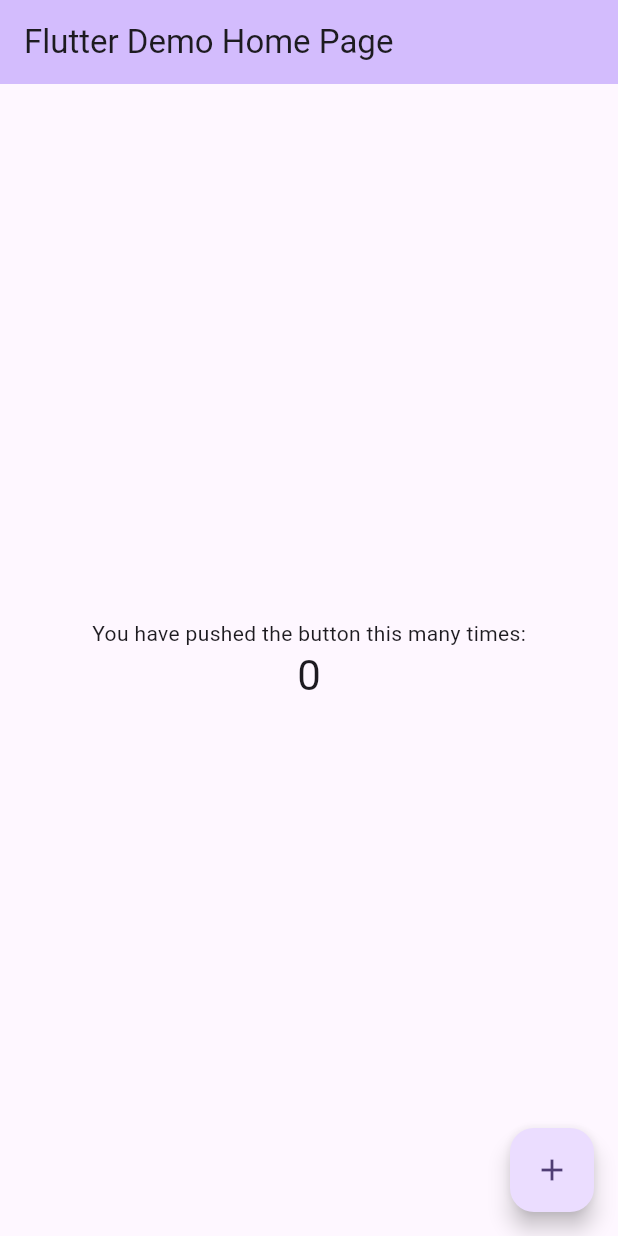
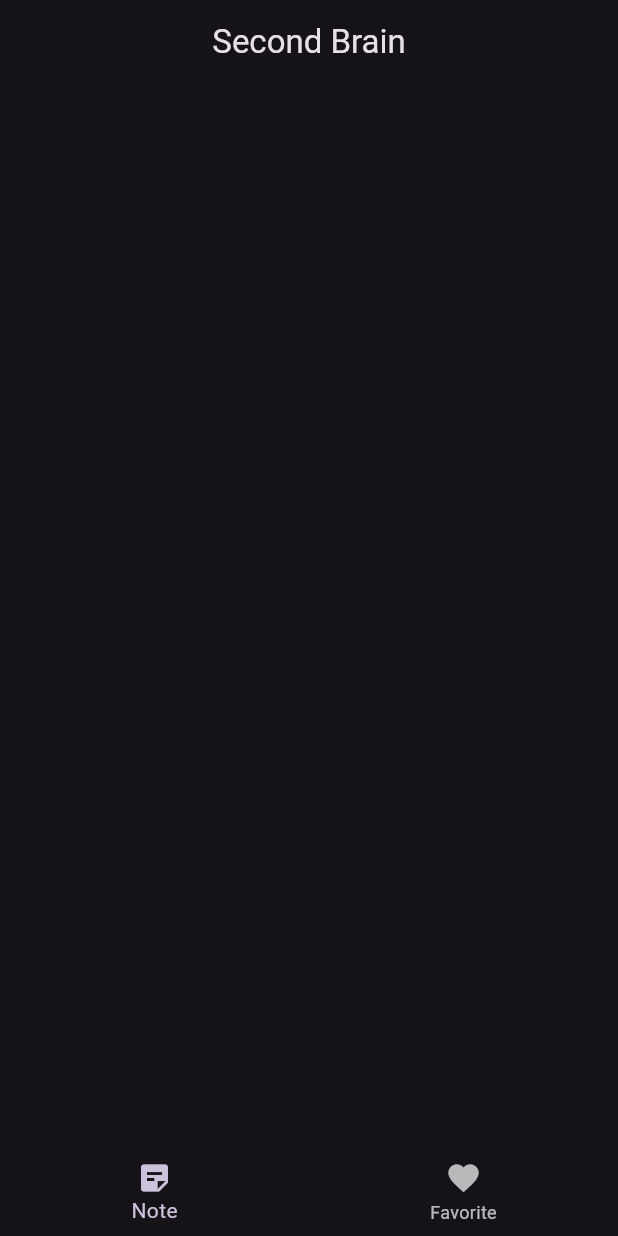
Before and after one commit to TitoPutraaa/Second_Brain, a Flutter app: the screen it shows after launch, on a phone screen of 412 x 824 dp. Run offline on Flutter 3.47's test engine with Material 3 defaults, Android fonts, the phone set to English and light mode, and no system bars.

Commit message:
base nav

```diff
--- /dev/null
+++ b/lib/core/ui/main_sheet.dart
@@ -0,0 +1,35 @@
+import 'package:flutter/material.dart';
+
+class MainSheet extends StatefulWidget {
+  const MainSheet({super.key});
+
+  @override
+  State<MainSheet> createState() => _MainSheetState();
+}
+
+class _MainSheetState extends State<MainSheet> {
+  int pageIndex = 0;
+
+  @override
+  Widget build(BuildContext context) {
+    return Scaffold(
+      appBar: AppBar(title: Text("Second Brain"), centerTitle: true),
+      bottomNavigationBar: BottomNavigationBar(
+        onTap: (value) {
+          setState(() {});
+        },
+        currentIndex: pageIndex,
+        items: const [
+          BottomNavigationBarItem(
+            icon: Icon(Icons.sticky_note_2),
+            label: "Note",
+          ),
+          BottomNavigationBarItem(
+            icon: Icon(Icons.favorite),
+            label: "Favorite",
+          ),
+        ],
+      ),
+    );
+  }
+}
--- /dev/null
+++ b/lib/core/ui/note_view.dart
@@ -0,0 +1,10 @@
+import 'package:flutter/material.dart';
+
+class NoteView extends StatelessWidget {
+  const NoteView({super.key});
+
+  @override
+  Widget build(BuildContext context) {
+    return Container();
+  }
+}
--- /dev/null
+++ b/lib/features/notes/view/page/note_home.dart
@@ -0,0 +1,10 @@
+import 'package:flutter/material.dart';
+
+class NoteHome extends StatelessWidget {
+  const NoteHome({super.key});
+
+  @override
+  Widget build(BuildContext context) {
+    return Container();
+  }
+}
--- a/lib/main.dart
+++ b/lib/main.dart
@@ -1,4 +1,5 @@
 import 'package:flutter/material.dart';
+import 'package:second_brain/core/ui/main_sheet.dart';
 
 void main() {
   runApp(const MyApp());
@@ -11,112 +12,15 @@ class MyApp extends StatelessWidget {
   @override
   Widget build(BuildContext context) {
     return MaterialApp(
+      debugShowCheckedModeBanner: false,
       title: 'Flutter Demo',
       theme: ThemeData(
-        // This is the theme of your application.
-        //
-        // TRY THIS: Try running your application with "flutter run". You'll see
-        // the application has a purple toolbar. Then, without quitting the app,
-        // try changing the seedColor in the colorScheme below to Colors.green
-        // and then invoke "hot reload" (save your changes or press the "hot
-        // reload" button in a Flutter-supported IDE, or press "r" if you used
-        // the command line to start the app).
-        //
-        // Notice that the counter didn't reset back to zero; the application
-        // state is not lost during the reload. To reset the state, use hot
-        // restart instead.
-        //
-        // This works for code too, not just values: Most code changes can be
-        // tested with just a hot reload.
-        colorScheme: .fromSeed(seedColor: Colors.deepPurple),
+        colorScheme: .fromSeed(
+          seedColor: Colors.deepPurple,
+          brightness: Brightness.dark,
+        ),
       ),
-      home: const MyHomePage(title: 'Flutter Demo Home Page'),
+      home: MainSheet(),
     );
   }
 }
-
-class MyHomePage extends StatefulWidget {
-  const MyHomePage({super.key, required this.title});
-
-  // This widget is the home page of your application. It is stateful, meaning
-  // that it has a State object (defined below) that contains fields that affect
-  // how it looks.
-
-  // This class is the configuration for the state. It holds the values (in this
-  // case the title) provided by the parent (in this case the App widget) and
-  // used by the build method of the State. Fields in a Widget subclass are
-  // always marked "final".
-
-  final String title;
-
-  @override
-  State<MyHomePage> createState() => _MyHomePageState();
-}
-
-class _MyHomePageState extends State<MyHomePage> {
-  int _counter = 0;
-
-  void _incrementCounter() {
-    setState(() {
-      // This call to setState tells the Flutter framework that something has
-      // changed in this State, which causes it to rerun the build method below
-      // so that the display can reflect the updated values. If we changed
-      // _counter without calling setState(), then the build method would not be
-      // called again, and so nothing would appear to happen.
-      _counter++;
-    });
-  }
-
-  @override
-  Widget build(BuildContext context) {
-    // This method is rerun every time setState is called, for instance as done
-    // by the _incrementCounter method above.
-    //
-    // The Flutter framework has been optimized to make rerunning build methods
-    // fast, so that you can just rebuild anything that needs updating rather
-    // than having to individually change instances of widgets.
-    return Scaffold(
-      appBar: AppBar(
-        // TRY THIS: Try changing the color here to a specific color (to
-        // Colors.amber, perhaps?) and trigger a hot reload to see the AppBar
-        // change color while the other colors stay the same.
-        backgroundColor: Theme.of(context).colorScheme.inversePrimary,
-        // Here we take the value from the MyHomePage object that was created by
-        // the App.build method, and use it to set our appbar title.
-        title: Text(widget.title),
-      ),
-      body: Center(
-        // Center is a layout widget. It takes a single child and positions it
-        // in the middle of the parent.
-        child: Column(
-          // Column is also a layout widget. It takes a list of children and
-          // arranges them vertically. By default, it sizes itself to fit its
-          // children horizontally, and tries to be as tall as its parent.
-          //
-          // Column has various properties to control how it sizes itself and
-          // how it positions its children. Here we use mainAxisAlignment to
-          // center the children vertically; the main axis here is the vertical
-          // axis because Columns are vertical (the cross axis would be
-          // horizontal).
-          //
-          // TRY THIS: Invoke "debug painting" (choose the "Toggle Debug Paint"
-          // action in the IDE, or press "p" in the console), to see the
-          // wireframe for each widget.
-          mainAxisAlignment: .center,
-          children: [
-            const Text('You have pushed the button this many times:'),
-            Text(
-              '$_counter',
-              style: Theme.of(context).textTheme.headlineMedium,
-            ),
-          ],
-        ),
-      ),
-      floatingActionButton: FloatingActionButton(
-        onPressed: _incrementCounter,
-        tooltip: 'Increment',
-        child: const Icon(Icons.add),
-      ),
-    );
-  }
-}
```
